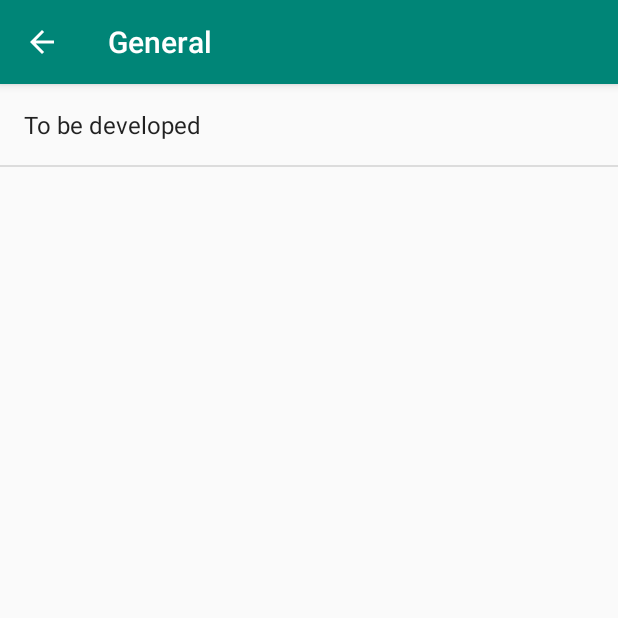
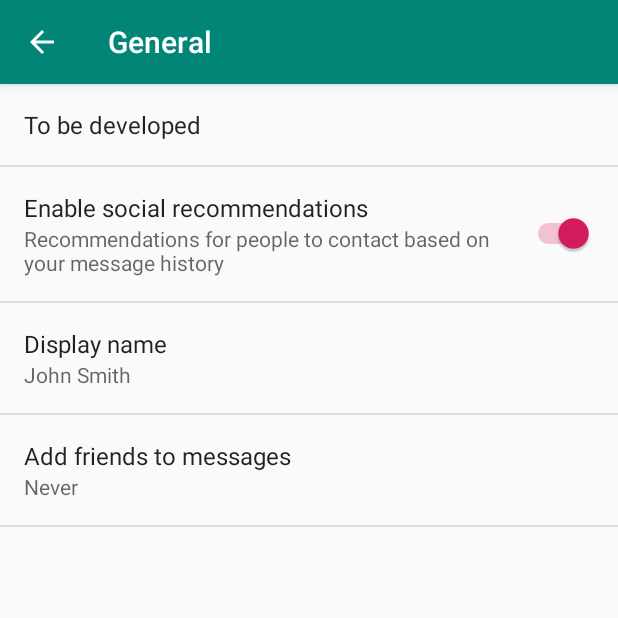
Before and after one commit to Ultranull/Train-n-Gains, an Android app: the Settings screen opened directly, with no data from a screen before it, after a tap on "General", on a phone screen of 412 x 824 dp, the top half of it. Run offline under Robolectric (Android 15) with nearby library versions, the phone set to English and light mode, and no system bars.

Commit message:
git problems

```diff
--- a/app/src/main/java/banana/pudding/pie/train_n_gains/Settings.java
+++ b/app/src/main/java/banana/pudding/pie/train_n_gains/Settings.java
@@ -160,8 +160,8 @@ public class Settings extends AppCompatPreferenceActivity {
             // to their values. When their values change, their summaries are
             // updated to reflect the new value, per the Android Design
             // guidelines.
-//            bindPreferenceSummaryToValue(findPreference("example_text"));
-//            bindPreferenceSummaryToValue(findPreference("example_list"));
+            bindPreferenceSummaryToValue(findPreference("example_text"));
+            bindPreferenceSummaryToValue(findPreference("example_list"));
         }
 
         @Override
@@ -191,7 +191,7 @@ public class Settings extends AppCompatPreferenceActivity {
             // to their values. When their values change, their summaries are
             // updated to reflect the new value, per the Android Design
             // guidelines.
-//            bindPreferenceSummaryToValue(findPreference("notifications_new_message_ringtone"));
+            bindPreferenceSummaryToValue(findPreference("notifications_new_message_ringtone"));
         }
 
         @Override
--- a/app/src/main/res/xml/pref_general.xml
+++ b/app/src/main/res/xml/pref_general.xml
@@ -5,4 +5,36 @@
         android:selectAllOnFocus="true"
         android:singleLine="true"
         android:title="To be developed" />
+
+    <SwitchPreference
+        android:defaultValue="true"
+        android:key="example_switch"
+        android:summary="@string/pref_description_social_recommendations"
+        android:title="@string/pref_title_social_recommendations" />
+
+    <!-- NOTE: EditTextPreference accepts EditText attributes. -->
+    <!-- NOTE: EditTextPreference's summary should be set to its value by the activity code. -->
+    <EditTextPreference
+        android:capitalize="words"
+        android:defaultValue="@string/pref_default_display_name"
+        android:inputType="textCapWords"
+        android:key="example_text"
+        android:maxLines="1"
+        android:selectAllOnFocus="true"
+        android:singleLine="true"
+        android:title="@string/pref_title_display_name" />
+
+    <!-- NOTE: Hide buttons to simplify the UI. Users can touch outside the dialog to
+         dismiss it. -->
+    <!-- NOTE: ListPreference's summary should be set to its value by the activity code. -->
+    <ListPreference
+        android:defaultValue="-1"
+        android:entries="@array/pref_example_list_titles"
+        android:entryValues="@array/pref_example_list_values"
+        android:key="example_list"
+        android:negativeButtonText="@null"
+        android:positiveButtonText="@null"
+        android:title="@string/pref_title_add_friends_to_messages" />
+
+>>>>>>> parent of 19af271... made settings show WIP
 </PreferenceScreen>
--- a/app/src/main/res/xml/pref_notification.xml
+++ b/app/src/main/res/xml/pref_notification.xml
@@ -1,4 +1,5 @@
 <PreferenceScreen xmlns:android="http://schemas.android.com/apk/res/android">
+<<<<<<< HEAD
     <SwitchPreference
         android:defaultValue="false"
         android:key="switch_preference_1"
@@ -21,4 +22,31 @@
         android:defaultValue="false"
         android:key="switch_preference_3"
         android:title="Hide Notifications" />
+=======
+
+    <!-- A 'parent' preference, which enables/disables child preferences (below)
+         when checked/unchecked. -->
+    <SwitchPreference
+        android:defaultValue="true"
+        android:key="notifications_new_message"
+        android:title="@string/pref_title_new_message_notifications" />
+
+    <!-- Allows the user to choose a ringtone in the 'notification' category. -->
+    <!-- NOTE: This preference will be enabled only when the checkbox above is checked. -->
+    <!-- NOTE: RingtonePreference's summary should be set to its value by the activity code. -->
+    <RingtonePreference
+        android:defaultValue="content://settings/system/notification_sound"
+        android:dependency="notifications_new_message"
+        android:key="notifications_new_message_ringtone"
+        android:ringtoneType="notification"
+        android:title="@string/pref_title_ringtone" />
+
+    <!-- NOTE: This preference will be enabled only when the checkbox above is checked. -->
+    <SwitchPreference
+        android:defaultValue="true"
+        android:dependency="notifications_new_message"
+        android:key="notifications_new_message_vibrate"
+        android:title="@string/pref_title_vibrate" />
+
+>>>>>>> parent of 19af271... made settings show WIP
 </PreferenceScreen>
```
